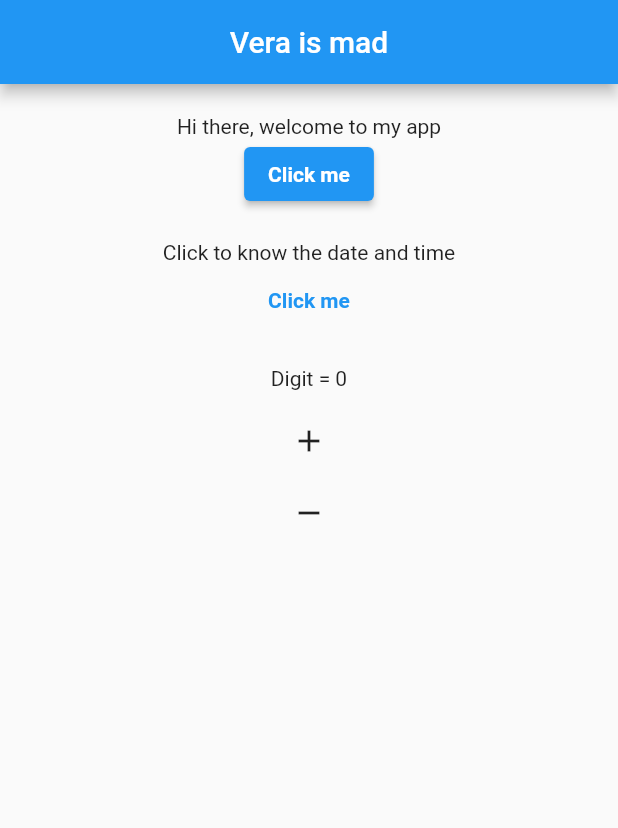
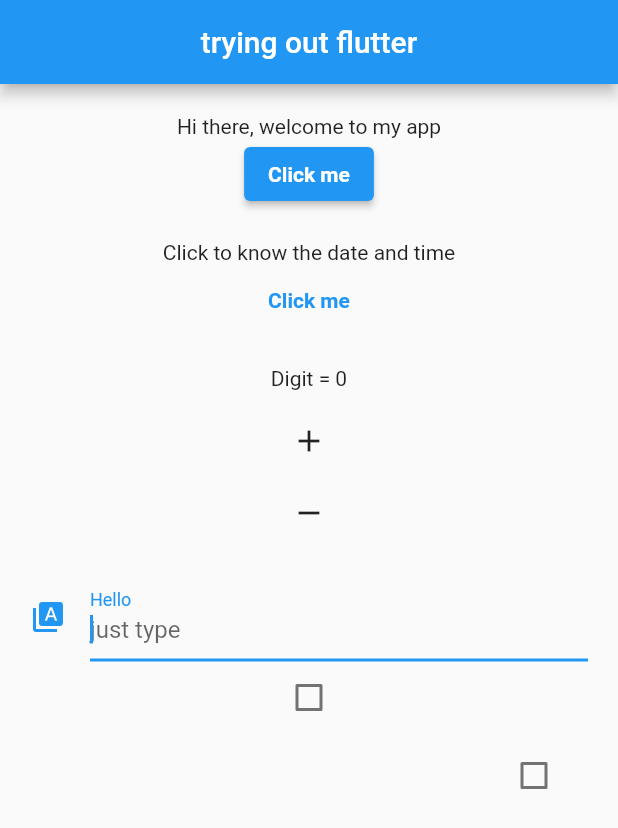
Before and after one commit to KosiChukwukwe/learningFlutter, a Flutter app: the screen it shows after launch, on a phone screen of 412 x 824 dp. Shown: the top 828 px of the screen. Run offline on Flutter 3.47's test engine with Material 2 defaults, Android fonts, the phone set to English and light mode, and no system bars.

Commit message:
Keep learning

```diff
--- a/lib/main.dart
+++ b/lib/main.dart
@@ -17,6 +17,19 @@ class _State extends State<learningFlutter> {
   String Texts = "Hi there, welcome to my app";
   var value = "Click to know the date and time";
   int digit = 0;
+  String data = "";
+
+  void onChange(String input) {
+    setState(() {
+      data = "Change: $input";
+    });
+  }
+
+  void onSubmit(String input) {
+    setState(() {
+      data = "Submit: $input";
+    });
+  }
 
   void onClick() {
     setState(() {
@@ -42,18 +55,36 @@ class _State extends State<learningFlutter> {
     });
   }
 
+  bool? value1 = false;
+  bool? value2 = false;
+
+  void value1Changed(bool? value) {
+    setState(() {
+      value1 = value;
+    });
+  }
+
+  void value2Changed(bool? value) {
+    setState(() {
+      value2 = value;
+    });
+  }
+
   @override
   Widget build(BuildContext context) {
     return Scaffold(
       appBar: AppBar(
         centerTitle: true,
-        title: Text('Vera is mad'),
+        title: Text('trying out flutter'),
       ),
       body: Container(
         padding: EdgeInsets.all(20),
         child: Center(
           child: Column(
             children: <Widget>[
+              // how to use elevated buttons, remember to check above
+              // for the functions needed...
+
               Text(Texts),
               ElevatedButton(
                   onPressed: onClick,
@@ -69,6 +100,10 @@ class _State extends State<learningFlutter> {
               SizedBox(
                 height: 20,
               ),
+
+              // how to use text buttons, remember to check above
+              // for the functions needed...
+
               Text(value),
               TextButton(
                   onPressed: onPressed,
@@ -81,12 +116,40 @@ class _State extends State<learningFlutter> {
               SizedBox(
                 height: 20,
               ),
+
+              // how to use icon buttons, remember to check above
+              // for the functions needed...
+
               Text('Digit = $digit'),
               SizedBox(
                 height: 10,
               ),
+
               IconButton(onPressed: add, icon: Icon(Icons.add)),
               IconButton(onPressed: subtract, icon: Icon(Icons.remove)),
+
+              // how to textfields, remember to check above
+              // for the functions needed...
+
+              Text(data),
+              TextField(
+                decoration: InputDecoration(
+                  labelText: "Hello",
+                  hintText: "just type",
+                  icon: Icon(Icons.type_specimen),
+                ),
+                autocorrect: true,
+                autofocus: true,
+                keyboardType: TextInputType.text,
+                onChanged: onChange,
+                onSubmitted: onSubmit,
+              ),
+
+              // how to use check boxes, remember to check above
+              // for the functions needed...
+
+              Checkbox(value: value1, onChanged: value1Changed),
+              CheckboxListTile(value: value2, onChanged: value2Changed),
             ],
           ),
         ),
```
